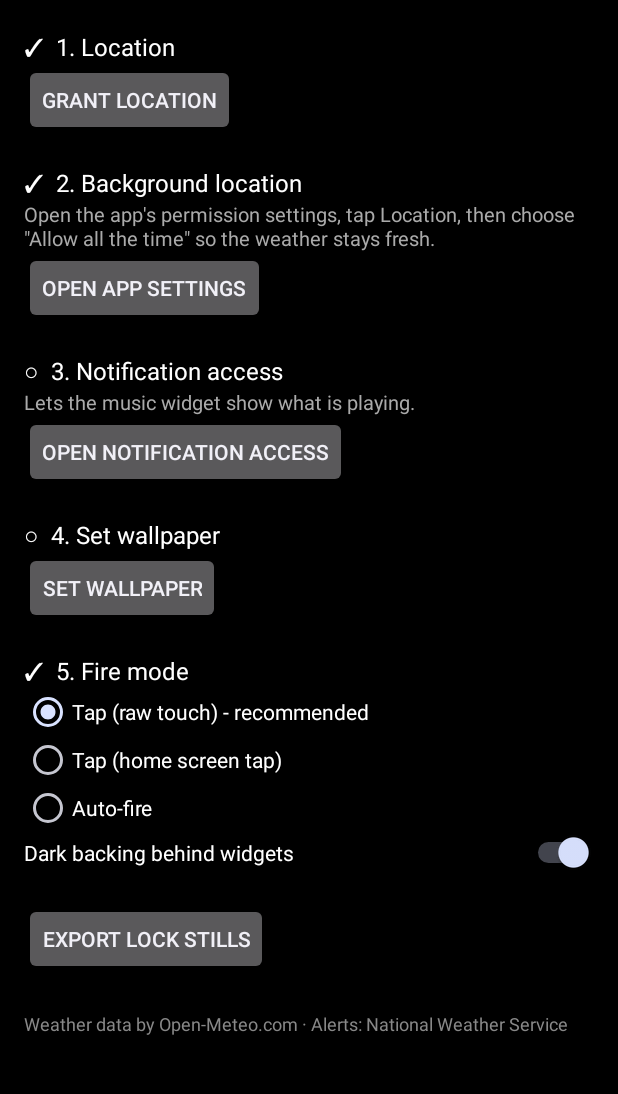
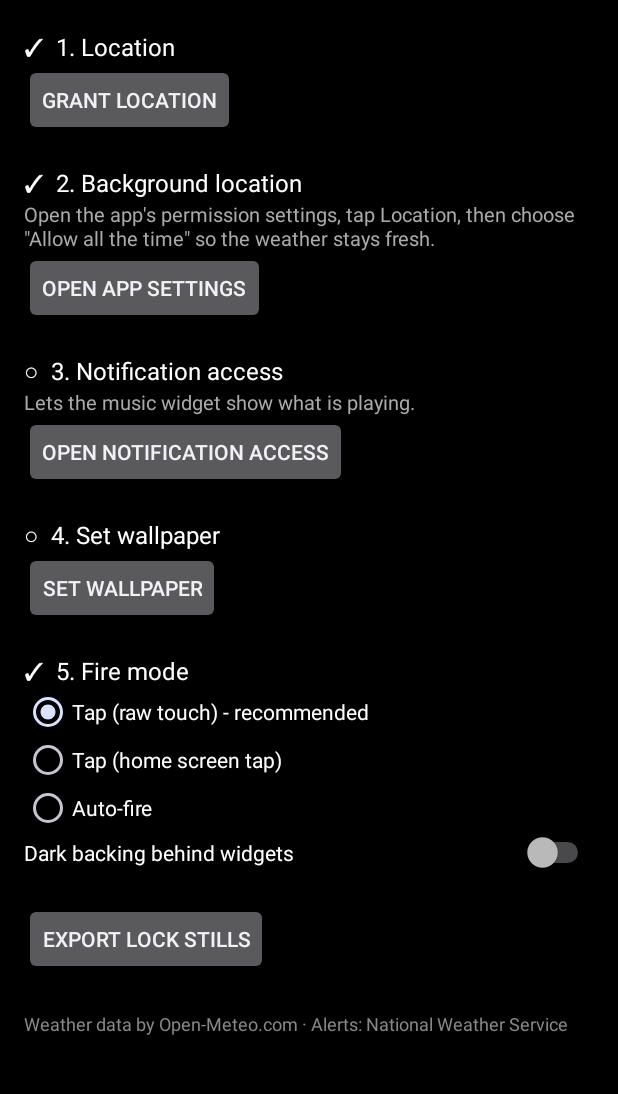
Before and after one commit to Dgawel77/dot-home, an Android app: the screen it shows after launch (SetupActivity), on a phone screen of 412 x 824 dp, the part 109-1203 px from its top. Run offline under Robolectric (Android 15) with nearby library versions, the phone set to English and light mode, and no system bars; Roboto replaces fonts that are not available here.

Commit message:
Radar bg colour, widget radar default place, adaptive job period, backdrop off by default (M2 M3 M8)
Co-Authored-By: Claude Opus 5.5 <noreply@anthropic.com>

```diff
--- a/app/src/main/java/dev/gawel/dothome/WeatherJob.java
+++ b/app/src/main/java/dev/gawel/dothome/WeatherJob.java
@@ -1,5 +1,6 @@
 package dev.gawel.dothome;
 
+import android.appwidget.AppWidgetManager;
 import android.app.job.JobInfo;
 import android.app.job.JobParameters;
 import android.app.job.JobScheduler;
@@ -15,7 +16,17 @@ import java.util.concurrent.atomic.AtomicBoolean;
 public class WeatherJob extends JobService {
     static final int ID_PERIODIC = 801;
     static final int ID_ONESHOT = 802;
-    private static final long PERIOD_MS = 15L * 60 * 1000; // JobScheduler's minimum; the radar widget refreshes on it
+    private static final long PERIOD_FAST_MS = 15L * 60 * 1000; // JobScheduler's minimum; used while a radar widget exists
+    private static final long PERIOD_SLOW_MS = 30L * 60 * 1000;
+
+    private static long periodMs(Context ctx) {
+        try {
+            int[] ids = AppWidgetManager.getInstance(ctx).getAppWidgetIds(new ComponentName(ctx, RadarWidget.class));
+            return ids != null && ids.length > 0 ? PERIOD_FAST_MS : PERIOD_SLOW_MS;
+        } catch (RuntimeException e) {
+            return PERIOD_SLOW_MS;
+        }
+    }
 
     /** At most one fetch at a time in this process; a second job that starts meanwhile just ends. */
     private static final AtomicBoolean RUNNING = new AtomicBoolean(false);
@@ -31,10 +42,11 @@ public class WeatherJob extends JobService {
         try {
             JobScheduler js = (JobScheduler) ctx.getSystemService(Context.JOB_SCHEDULER_SERVICE);
             if (js == null) return;
+            long period = periodMs(ctx);
             JobInfo existing = js.getPendingJob(ID_PERIODIC);
-            if (existing != null && existing.isPeriodic() && existing.getIntervalMillis() == PERIOD_MS) return;
+            if (existing != null && existing.isPeriodic() && existing.getIntervalMillis() == period) return;
             js.schedule(new JobInfo.Builder(ID_PERIODIC, new ComponentName(ctx, WeatherJob.class))
-                .setPeriodic(PERIOD_MS)
+                .setPeriodic(period)
                 .setRequiredNetworkType(JobInfo.NETWORK_TYPE_ANY)
                 .setPersisted(false)
                 .build());
--- a/app/src/main/java/dev/gawel/dothome/WidgetArt.java
+++ b/app/src/main/java/dev/gawel/dothome/WidgetArt.java
@@ -213,9 +213,9 @@ final class WidgetArt {
         return bmp;
     }
 
-    /** Pref "widget.backdrop" (default on): whether widgets draw their own dark backing. */
+    /** Pref "widget.backdrop" (default off): whether widgets draw their own dark backing. */
     static boolean backdropOn(Context ctx) {
-        return !"false".equals(new PrefsStore(ctx).get("widget.backdrop", "true"));
+        return "true".equals(new PrefsStore(ctx).get("widget.backdrop", "false"));
     }
 
     /**
--- /dev/null
+++ b/app/src/main/res/values/colors.xml
@@ -0,0 +1,4 @@
+<?xml version="1.0" encoding="utf-8"?>
+<resources>
+    <color name="radar_bg">#0B0B0B</color>
+</resources>
--- a/app/src/main/res/values/themes.xml
+++ b/app/src/main/res/values/themes.xml
@@ -1,8 +1,8 @@
 <?xml version="1.0" encoding="utf-8"?>
 <resources>
     <style name="RadarTheme" parent="@android:style/Theme.DeviceDefault.NoActionBar">
-        <item name="android:windowBackground">@android:color/black</item>
-        <item name="android:statusBarColor">@android:color/black</item>
-        <item name="android:navigationBarColor">@android:color/black</item>
+        <item name="android:windowBackground">@color/radar_bg</item>
+        <item name="android:statusBarColor">@color/radar_bg</item>
+        <item name="android:navigationBarColor">@color/radar_bg</item>
     </style>
 </resources>
```
Also changed, not shown: app/src/main/java/dev/gawel/dothome/RadarWidget.java (+7 -0 lines).
